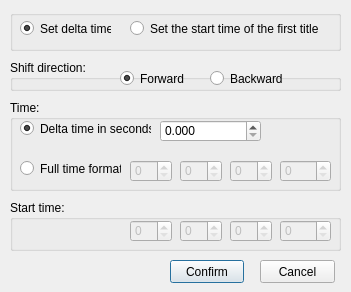
NikolaJov96/DivXConverter, file source/timeshiftdialog.ui: the form before one commit.
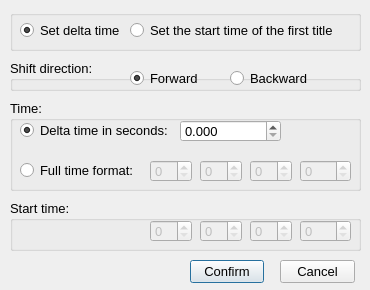
The form after the commit.

What changed in the file:
```diff
--- a/source/timeshiftdialog.ui
+++ b/source/timeshiftdialog.ui
@@ -6,17 +6,22 @@
    <rect>
     <x>0</x>
     <y>0</y>
-    <width>351</width>
-    <height>292</height>
+    <width>370</width>
+    <height>290</height>
    </rect>
   </property>
+  <property name="font">
+   <font>
+    <pointsize>10</pointsize>
+   </font>
+  </property>
   <property name="windowTitle">
    <string>Time Shift</string>
   </property>
   <widget class="QPushButton" name="pushButton">
    <property name="geometry">
     <rect>
-     <x>170</x>
+     <x>190</x>
      <y>260</y>
      <width>74</width>
      <height>23</height>
@@ -29,7 +34,7 @@
   <widget class="QPushButton" name="pushButton_2">
    <property name="geometry">
     <rect>
-     <x>260</x>
+     <x>280</x>
      <y>260</y>
      <width>75</width>
      <height>23</height>
@@ -44,7 +49,7 @@
     <rect>
      <x>10</x>
      <y>10</y>
-     <width>331</width>
+     <width>351</width>
      <height>41</height>
     </rect>
    </property>
@@ -56,8 +61,8 @@
      <rect>
       <x>10</x>
       <y>10</y>
-      <width>91</width>
-      <height>17</height>
+      <width>111</width>
+      <height>21</height>
      </rect>
     </property>
     <property name="text">
@@ -72,8 +77,8 @@
      <rect>
       <x>120</x>
       <y>10</y>
-      <width>191</width>
-      <height>17</height>
+      <width>221</width>
+      <height>21</height>
      </rect>
     </property>
     <property name="text">
@@ -89,7 +94,7 @@
     <rect>
      <x>10</x>
      <y>60</y>
-     <width>331</width>
+     <width>351</width>
      <height>31</height>
     </rect>
    </property>
@@ -99,7 +104,7 @@
    <widget class="QRadioButton" name="radioButton">
     <property name="geometry">
      <rect>
-      <x>110</x>
+      <x>120</x>
       <y>10</y>
       <width>82</width>
       <height>17</height>
@@ -115,7 +120,7 @@
    <widget class="QRadioButton" name="radioButton_2">
     <property name="geometry">
      <rect>
-      <x>200</x>
+      <x>220</x>
       <y>10</y>
       <width>82</width>
       <height>17</height>
@@ -131,7 +136,7 @@
     <rect>
      <x>10</x>
      <y>100</y>
-     <width>331</width>
+     <width>351</width>
      <height>91</height>
     </rect>
    </property>
@@ -144,7 +149,7 @@
     </property>
     <property name="geometry">
      <rect>
-      <x>270</x>
+      <x>290</x>
       <y>60</y>
       <width>51</width>
       <height>22</height>
@@ -156,8 +161,8 @@
      <rect>
       <x>10</x>
       <y>60</y>
-      <width>101</width>
-      <height>17</height>
+      <width>121</width>
+      <height>21</height>
      </rect>
     </property>
     <property name="text">
@@ -170,7 +175,7 @@
     </property>
     <property name="geometry">
      <rect>
-      <x>120</x>
+      <x>140</x>
       <y>60</y>
       <width>42</width>
       <height>22</height>
@@ -183,7 +188,7 @@
     </property>
     <property name="geometry">
      <rect>
-      <x>220</x>
+      <x>240</x>
       <y>60</y>
       <width>42</width>
       <height>22</height>
@@ -196,7 +201,7 @@
    <widget class="QDoubleSpinBox" name="doubleSpinBox">
     <property name="geometry">
      <rect>
-      <x>150</x>
+      <x>170</x>
       <y>20</y>
       <width>101</width>
       <height>22</height>
@@ -215,7 +220,7 @@
     </property>
     <property name="geometry">
      <rect>
-      <x>170</x>
+      <x>190</x>
       <y>60</y>
       <width>42</width>
       <height>22</height>
@@ -230,8 +235,8 @@
      <rect>
       <x>10</x>
       <y>20</y>
-      <width>131</width>
-      <height>17</height>
+      <width>151</width>
+      <height>21</height>
      </rect>
     </property>
     <property name="text">
@@ -250,7 +255,7 @@
     <rect>
      <x>10</x>
      <y>200</y>
-     <width>331</width>
+     <width>351</width>
      <height>51</height>
     </rect>
    </property>
@@ -263,7 +268,7 @@
     </property>
     <property name="geometry">
      <rect>
-      <x>120</x>
+      <x>140</x>
       <y>20</y>
       <width>42</width>
       <height>22</height>
@@ -279,7 +284,7 @@
     </property>
     <property name="geometry">
      <rect>
-      <x>220</x>
+      <x>240</x>
       <y>20</y>
       <width>42</width>
       <height>22</height>
@@ -295,7 +300,7 @@
     </property>
     <property name="geometry">
      <rect>
-      <x>170</x>
+      <x>190</x>
       <y>20</y>
       <width>42</width>
       <height>22</height>
@@ -308,7 +313,7 @@
     </property>
     <property name="geometry">
      <rect>
-      <x>270</x>
+      <x>290</x>
       <y>20</y>
       <width>51</width>
       <height>22</height>
```
